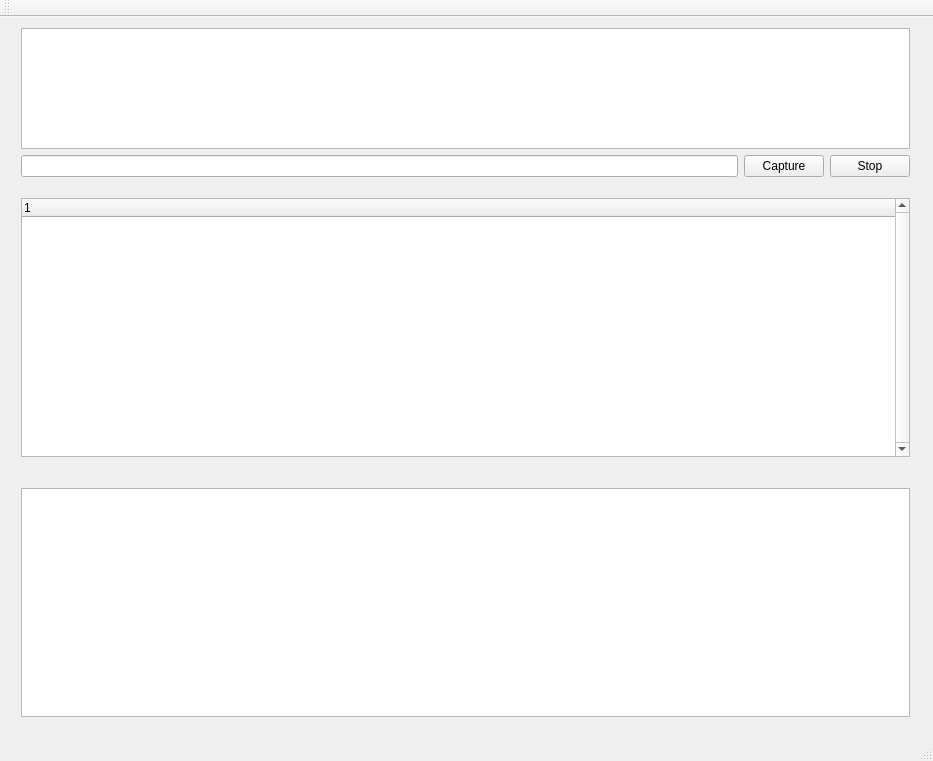
First picture: the form in gui/wiredolphin.ui, repository jrcatbagan/wiredolphin, before the edit.
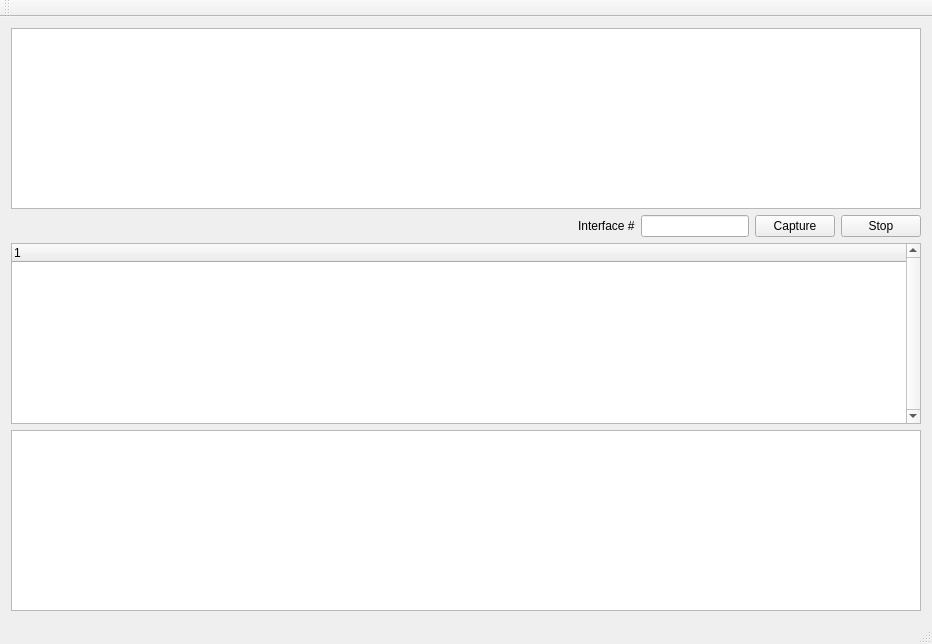
Second picture: the form after the edit.

Commit message: Added message notification if an interface number was not entered

Diff of the .ui file:
```diff
--- a/gui/wiredolphin.ui
+++ b/gui/wiredolphin.ui
@@ -6,23 +6,16 @@
    <rect>
     <x>0</x>
     <y>0</y>
-    <width>933</width>
-    <height>761</height>
+    <width>932</width>
+    <height>644</height>
    </rect>
   </property>
   <property name="windowTitle">
    <string>wiredolphin</string>
   </property>
   <widget class="QWidget" name="centralWidget">
-   <widget class="QWidget" name="verticalLayoutWidget">
-    <property name="geometry">
-     <rect>
-      <x>10</x>
-      <y>0</y>
-      <width>911</width>
-      <height>171</height>
-     </rect>
-    </property>
+   <layout class="QVBoxLayout" name="verticalLayout_4">
+    <item>
     <layout class="QVBoxLayout" name="verticalLayout">
      <item>
       <widget class="QPlainTextEdit" name="te_interfacelist">
@@ -33,6 +26,26 @@
      </item>
      <item>
       <layout class="QHBoxLayout" name="horizontalLayout_3">
+        <item>
+         <spacer name="horizontalSpacer">
+          <property name="orientation">
+           <enum>Qt::Horizontal</enum>
+          </property>
+          <property name="sizeHint" stdset="0">
+           <size>
+            <width>568</width>
+            <height>20</height>
+           </size>
+          </property>
+         </spacer>
+        </item>
+        <item>
+         <widget class="QLabel" name="label">
+          <property name="text">
+           <string>Interface #</string>
+          </property>
+         </widget>
+        </item>
        <item>
         <widget class="QLineEdit" name="le_interfacenumber"/>
        </item>
@@ -53,16 +66,8 @@
       </layout>
      </item>
     </layout>
-   </widget>
-   <widget class="QWidget" name="verticalLayoutWidget_2">
-    <property name="geometry">
-     <rect>
-      <x>10</x>
-      <y>170</y>
-      <width>911</width>
-      <height>281</height>
-     </rect>
-    </property>
+    </item>
+    <item>
     <layout class="QVBoxLayout" name="verticalLayout_6">
      <item>
       <widget class="QTreeWidget" name="treewdgt_output">
@@ -83,16 +88,8 @@
       </widget>
      </item>
     </layout>
-   </widget>
-   <widget class="QWidget" name="verticalLayoutWidget_3">
-    <property name="geometry">
-     <rect>
-      <x>10</x>
-      <y>460</y>
-      <width>911</width>
-      <height>251</height>
-     </rect>
-    </property>
+    </item>
+    <item>
     <layout class="QVBoxLayout" name="verticalLayout_2">
      <item>
       <widget class="QPlainTextEdit" name="te_infooutput">
@@ -102,7 +99,8 @@
       </widget>
      </item>
     </layout>
-   </widget>
+    </item>
+   </layout>
   </widget>
   <widget class="QMenuBar" name="menuBar">
    <property name="geometry">
```
Left out of the diff: 2 changed lines with no effect on the pictures. Lines whose indentation alone changed are shown as unchanged. The commit also changes 4 other files.
